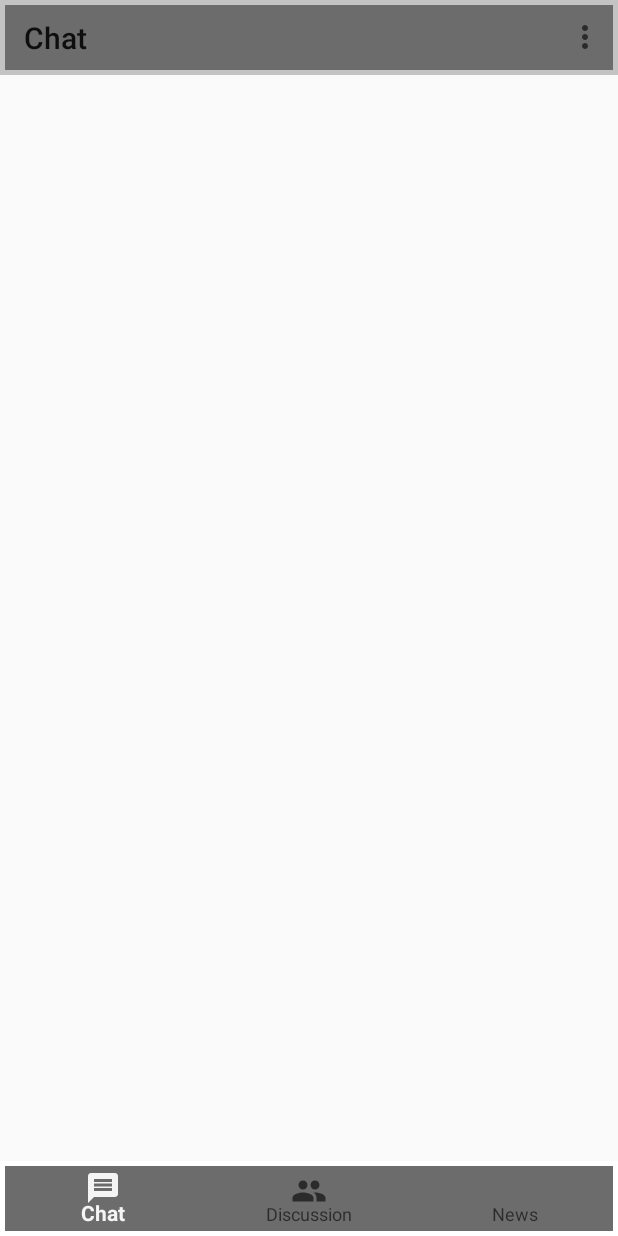
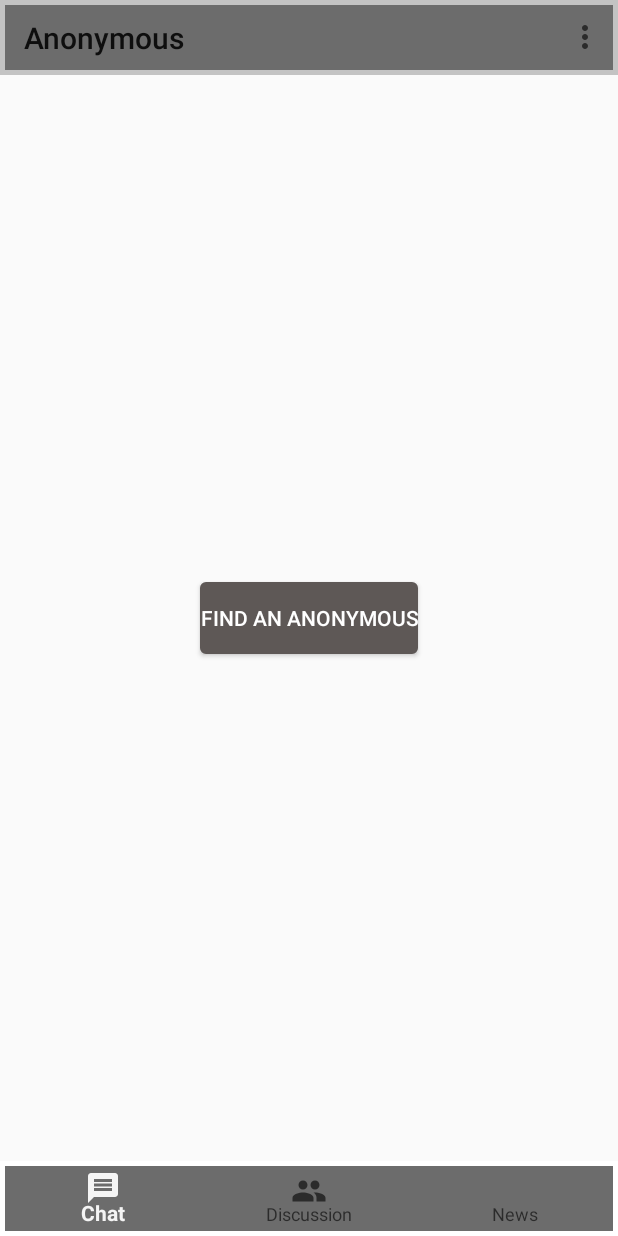
Before and after one commit to timmyyeh/Anonymous, an Android app: the screen it shows after launch once a user with an empty profile is signed in (ChatMainActivity), on a phone screen of 412 x 824 dp. Run offline under Robolectric (Android 15) with nearby library versions, the phone set to English and light mode, and no system bars; our stand-ins replace Firebase (no records; nobody signed in at launch, a user with empty details on screens opened directly).

Commit message:
clean up the code

```diff
--- a/app/src/main/java/com/anonymous/anonymous/AnonymousBaseActivity.java
+++ b/app/src/main/java/com/anonymous/anonymous/AnonymousBaseActivity.java
@@ -4,8 +4,6 @@ import android.content.Intent;
 import android.support.annotation.NonNull;
 import android.support.design.widget.BottomNavigationView;
 import android.support.v7.app.AppCompatActivity;
-import android.os.Bundle;
-import android.support.v7.widget.Toolbar;
 import android.view.Menu;
 import android.view.MenuItem;
 import android.widget.Toast;
@@ -15,17 +13,6 @@ import com.google.firebase.auth.FirebaseAuth;
 
 public abstract class AnonymousBaseActivity extends AppCompatActivity implements BottomNavigationView.OnNavigationItemSelectedListener{
 
-    BottomNavigationView bottomNavigationView;
-    @Override
-    protected void onCreate(Bundle savedInstanceState) {
-        super.onCreate(savedInstanceState);
-        setContentView(R.layout.activity_anonymous_main);
-
-        //bottom nav
-        bottomNavigationView = (BottomNavigationView) findViewById(R.id.bottom_nav_view);
-        bottomNavigationView.setOnNavigationItemSelectedListener(this);
-
-    }
 
     // toolbar's overflow menu item
     @Override
--- a/app/src/main/java/com/anonymous/anonymous/ChatMainActivity.java
+++ b/app/src/main/java/com/anonymous/anonymous/ChatMainActivity.java
@@ -9,6 +9,8 @@ import android.support.v7.widget.Toolbar;
 import android.view.Menu;
 import android.view.MenuItem;
 import android.view.View;
+import android.widget.Button;
+import android.widget.ProgressBar;
 import android.widget.Toast;
 
 
@@ -18,9 +20,18 @@ public class ChatMainActivity extends AnonymousBaseActivity {
         super.onCreate(savedInstanceState);
         setContentView(R.layout.activity_chat_main);
 
+        final ProgressBar progressBar = (ProgressBar) findViewById(R.id.progressBar_search);
+        progressBar.setVisibility(ProgressBar.INVISIBLE);
+        findViewById(R.id.button_findusers).setOnClickListener(new View.OnClickListener() {
+            @Override
+            public void onClick(View view) {
+                progressBar.setVisibility(ProgressBar.VISIBLE);
+            }
+        });
+
         Toolbar toolbar = (Toolbar) findViewById(R.id.top_toolbar_main);
         setSupportActionBar(toolbar);
-        getSupportActionBar().setTitle("Chat");
+        getSupportActionBar().setTitle("Anonymous");
 
         //bottom nav
         BottomNavigationView bottomNavigationView = (BottomNavigationView) findViewById(R.id.bottom_nav_view);
--- /dev/null
+++ b/app/src/main/res/drawable/button_search_user.xml
@@ -0,0 +1,24 @@
+<?xml version="1.0" encoding="utf-8"?>
+<selector xmlns:android="http://schemas.android.com/apk/res/android" >
+    <item android:state_pressed="true" >
+        <shape android:shape="rectangle"  >
+            <corners android:radius="3dip" />
+            <stroke android:width="1dip" android:color="#5e5856" />
+            <gradient android:angle="-90" android:startColor="#5e5856" android:endColor="#5e5856"  />
+        </shape>
+    </item>
+    <item android:state_focused="true">
+        <shape android:shape="rectangle"  >
+            <corners android:radius="3dip" />
+            <stroke android:width="1dip" android:color="#5e5856" />
+            <solid android:color="#5e5856"/>
+        </shape>
+    </item>
+    <item >
+        <shape android:shape="rectangle"  >
+            <corners android:radius="3dip" />
+            <stroke android:width="1dip" android:color="#5e5856" />
+            <gradient android:angle="-90" android:startColor="#5e5856" android:endColor="#5e5856" />
+        </shape>
+    </item>
+</selector>
--- a/app/src/main/res/layout/activity_chat_main.xml
+++ b/app/src/main/res/layout/activity_chat_main.xml
@@ -5,39 +5,30 @@
     android:orientation="vertical"
     android:layout_width="match_parent"
     android:layout_height="match_parent"
-    tools:context="com.anonymous.anonymous.AnonymousMainActivity">
-    <RelativeLayout
+    tools:context="com.anonymous.anonymous.ChatMainActivity">
+    <include layout="@layout/layout_top"></include>
+    <include layout="@layout/layout_bottom"
+        android:id="@+id/include"></include>
 
-        android:layout_width="match_parent"
-        android:layout_height="50dp"
-        android:layout_alignParentTop="true"
-        android:background="@color/common_google_signin_btn_text_light_default"
-        >
-        <android.support.v7.widget.Toolbar
-            android:id="@+id/top_toolbar_main"
-            android:layout_width="match_parent"
-            android:layout_height="wrap_content"
-            android:background="@drawable/white_border_top"
-            />
-    </RelativeLayout>
+    <Button
+        android:id="@+id/button_findusers"
+        android:layout_width="wrap_content"
+        android:layout_height="wrap_content"
+        android:layout_centerHorizontal="true"
+        android:layout_centerVertical="true"
+        android:background="@drawable/button_search_user"
+        android:text="Find An Anonymous"
+        android:textColor="@android:color/background_light"
+        android:textSize="14sp" />
 
-
-    <RelativeLayout
-        android:layout_width="match_parent"
-        android:layout_height="50dp"
-        android:layout_alignParentBottom="true"
-        android:background="@color/common_google_signin_btn_text_light_default"
-        >
-        <android.support.design.widget.BottomNavigationView
-            android:layout_height="match_parent"
-            android:layout_width="match_parent"
-            android:id="@+id/bottom_nav_view"
-            android:background="@drawable/white_border_bottom"
-            app:menu="@menu/bottom_menu"
-            />
-
-
-    </RelativeLayout>
+    <ProgressBar
+        android:id="@+id/progressBar_search"
+        style="?android:attr/progressBarStyle"
+        android:layout_width="wrap_content"
+        android:layout_height="wrap_content"
+        android:layout_above="@+id/button_findusers"
+        android:layout_centerHorizontal="true"
+        android:layout_marginBottom="19dp" />
 
 
 </RelativeLayout>
--- /dev/null
+++ b/app/src/main/res/layout/layout_bottom.xml
@@ -0,0 +1,15 @@
+<RelativeLayout android:layout_width="match_parent"
+    android:layout_height="50dp"
+    xmlns:app="http://schemas.android.com/apk/res-auto"
+    android:layout_alignParentBottom="true"
+    android:background="@color/common_google_signin_btn_text_light_default"
+    xmlns:android="http://schemas.android.com/apk/res/android">
+    <android.support.design.widget.BottomNavigationView
+        android:layout_height="match_parent"
+        android:layout_width="match_parent"
+        android:id="@+id/bottom_nav_view"
+        android:background="@drawable/white_border_bottom"
+        app:menu="@menu/bottom_menu"
+        />
+
+</RelativeLayout>
--- /dev/null
+++ b/app/src/main/res/layout/layout_top.xml
@@ -0,0 +1,13 @@
+<RelativeLayout
+    android:layout_width="match_parent"
+    android:layout_height="50dp"
+    android:layout_alignParentTop="true"
+    android:background="@color/common_google_signin_btn_text_light_default"
+    xmlns:android="http://schemas.android.com/apk/res/android">
+    <android.support.v7.widget.Toolbar
+        android:id="@+id/top_toolbar_main"
+        android:layout_width="match_parent"
+        android:layout_height="wrap_content"
+        android:background="@drawable/white_border_top"
+        />
+</RelativeLayout>
```
Also changed, not shown: app/src/main/res/drawable/ic_account_box_black_48dp/ios/ic_account_box_48pt.imageset/Contents.json (added, +23 -0 lines), app/src/main/res/layout/activity_anonymous_main.xml (deleted, +0 -43 lines), app/src/main/res/layout/activity_discussion_main.xml (+3 -33 lines), app/src/main/res/drawable/ic_account_box_black_48dp/android/drawable-hdpi/ic_account_box_black_48dp.png (added), app/src/main/res/drawable/ic_account_box_black_48dp/android/drawable-mdpi/ic_account_box_black_48dp.png (added), app/src/main/res/drawable/ic_account_box_black_48dp/android/drawable-xhdpi/ic_account_box_black_48dp.png (added), app/src/main/res/drawable/ic_account_box_black_48dp/android/drawable-xxhdpi/ic_account_box_black_48dp.png (added), app/src/main/res/drawable/ic_account_box_black_48dp/android/drawable-xxxhdpi/ic_account_box_black_48dp.png (added), app/src/main/res/drawable/ic_account_box_black_48dp/ios/ic_account_box_48pt.imageset/ic_account_box_48pt.png (added), app/src/main/res/drawable/ic_account_box_black_48dp/ios/ic_account_box_48pt.imageset/ic_account_box_48pt_2x.png (added), app/src/main/res/drawable/ic_account_box_black_48dp/ios/ic_account_box_48pt.imageset/ic_account_box_48pt_3x.png (added), app/src/main/res/drawable/ic_account_box_black_48dp/web/ic_account_box_black_48dp_1x.png (added), app/src/main/res/drawable/ic_account_box_black_48dp/web/ic_account_box_black_48dp_2x.png (added).
